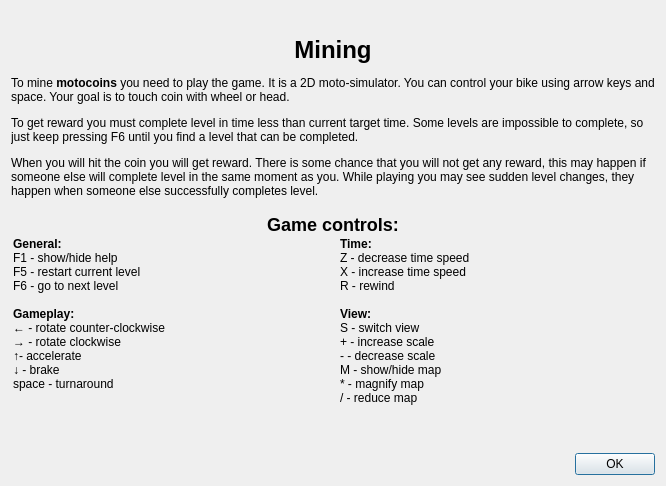
Qt form src/qt/forms/gamehelpdialog.ui (motocoin-dev/motocoin) before a commit.
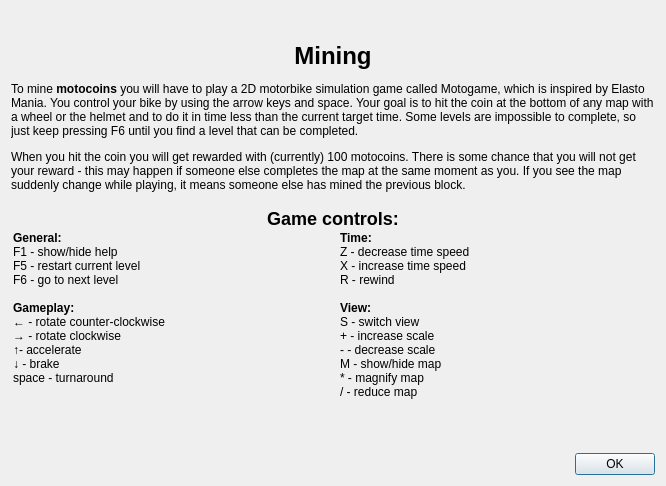
The same form after that commit.

```diff
--- a/src/qt/forms/gamehelpdialog.ui
+++ b/src/qt/forms/gamehelpdialog.ui
@@ -31,9 +31,8 @@
 &lt;/head&gt;
 &lt;body&gt;
 &lt;h1 align=&quot;center&quot;&gt;Mining&lt;/h1&gt;
-&lt;p&gt;To mine &lt;b&gt;motocoins&lt;/b&gt; you need to play the game. It is a 2D moto-simulator. You can control your bike using arrow keys and space. Your goal is to touch coin with wheel or head.&lt;/p&gt;
-&lt;p&gt;To get reward you must complete level in time less than current target time. Some levels are impossible to complete, so just keep pressing F6 until you find a level that can be completed.&lt;/p&gt;
-&lt;p&gt;When you will hit the coin you will get reward. There is some chance that you will not get any reward, this may happen if someone else will complete level in the same moment as you. While playing you may see sudden level changes, they happen when someone else successfully completes level. &lt;/p&gt;
+&lt;p&gt;To mine &lt;b&gt;motocoins&lt;/b&gt; you will have to play a 2D motorbike simulation game called Motogame, which is inspired by Elasto Mania. You control your bike by using the arrow keys and space. Your goal is to hit the coin at the bottom of any map with a wheel or the helmet and to do it in time less than the current target time. Some levels are impossible to complete, so just keep pressing F6 until you find a level that can be completed.&lt;/p&gt;
+&lt;p&gt;When you hit the coin you will get rewarded with (currently) 100 motocoins. There is some chance that you will not get your reward - this may happen if someone else completes the map at the same moment as you. If you see the map suddenly change while playing, it means someone else has mined the previous block. &lt;/p&gt;
 &lt;h2 align=&quot;center&quot;&gt;Game controls:&lt;/h2&gt;
 &lt;table&gt;
     &lt;tr&gt;
```
